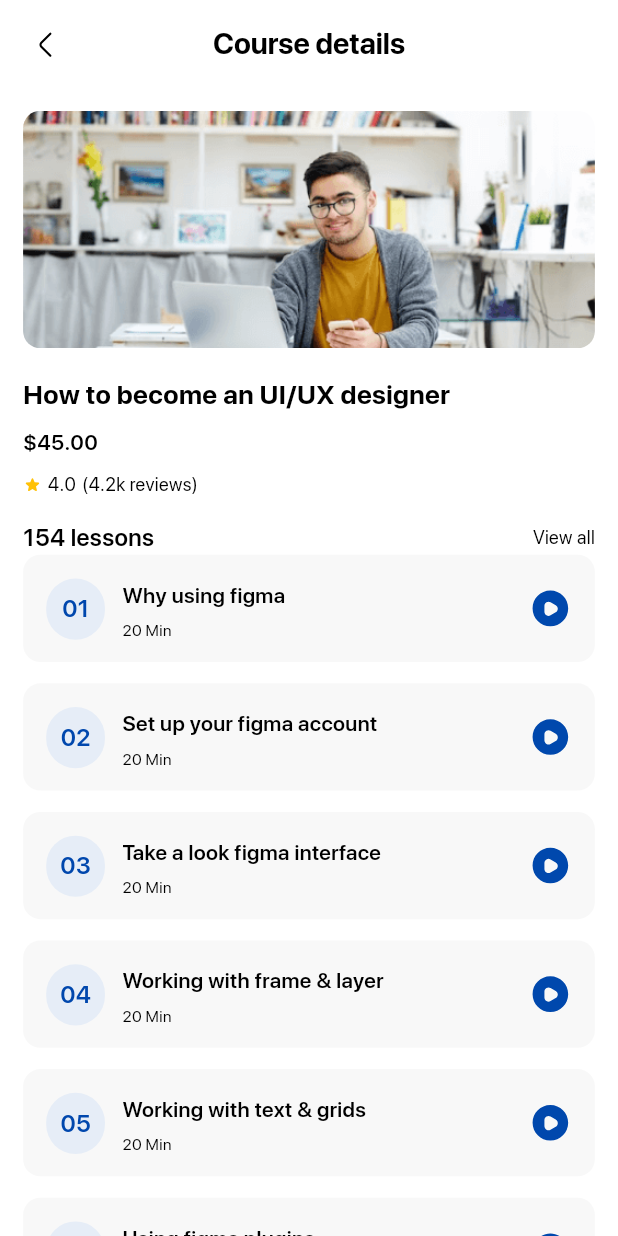
After one commit to abuubaida921/Flutter_e_learning_app, a Flutter app: the CourseDetailsScreen screen opened by its route, on a phone screen of 412 x 824 dp. The commit adds this screen. Run offline on Flutter 3.47's test engine with Material 3 defaults, Android fonts, the phone set to English and light mode, and no system bars; our stand-ins replace cached_network_image, carousel_slider, connectivity_plus, flutter_staggered_animations, flutter_svg, fluttertoast and 5 more; accounts and stored records are empty.

Commit message:
Course details Video player added

```diff
--- a/lib/core/utils/image_constant.dart
+++ b/lib/core/utils/image_constant.dart
@@ -1,5 +1,9 @@
 class ImageConstant {
+  // tick and play icon
+  static String imgPlayIcon = '$imagePath/play_icon.svg';
+  static String imgLessonTickIcon = '$imagePath/tick_icon.svg';
 
+  static String imgStar = '$imagePath/img_star.svg';
   static String imgAvtar1 = '$imagePath/img_avtar_1.svg';
   static String imgAvtar1Dark = '$imagePath/img_avtar_1_dark.svg';
 
--- /dev/null
+++ b/lib/presentation/course_details_screen/binding/course_details_binding.dart
@@ -0,0 +1,9 @@
+import '../controller/course_details_controller.dart';
+import 'package:get/get.dart';
+
+class CourseDetailsBinding extends Bindings {
+  @override
+  void dependencies() {
+    Get.lazyPut(() => CourseDetailsController());
+  }
+}
--- /dev/null
+++ b/lib/presentation/course_details_screen/controller/course_details_controller.dart
@@ -0,0 +1,8 @@
+import 'package:flutter_e_learning_app/core/app_export.dart';
+import 'package:flutter_e_learning_app/presentation/course_details_screen/models/course_details_model.dart';
+
+import '../models/widget_item_model.dart';
+
+class CourseDetailsController extends GetxController {
+ List<WidgetItemModel> lessonList =CourseDetailsModel.getLessonsList();
+}
--- /dev/null
+++ b/lib/presentation/course_details_screen/course_details_screen.dart
@@ -0,0 +1,124 @@
+import 'package:flutter/material.dart';
+import 'package:flutter_e_learning_app/core/app_export.dart';
+import 'package:flutter_e_learning_app/widgets/app_bar/appbar_leading_image.dart';
+import 'package:flutter_e_learning_app/widgets/app_bar/appbar_subtitle.dart';
+import 'package:flutter_e_learning_app/widgets/app_bar/custom_app_bar.dart';
+
+import '../course_details_screen/widgets/widget_item_widget.dart';
+import 'controller/course_details_controller.dart';
+import 'models/widget_item_model.dart';
+
+class CourseDetailsScreen extends GetWidget<CourseDetailsController> {
+  const CourseDetailsScreen({Key? key}) : super(key: key);
+
+  @override
+  Widget build(BuildContext context) {
+    mediaQueryData = MediaQuery.of(context);
+    return WillPopScope(
+      onWillPop: () async {
+        Get.back();
+        return false;
+      },
+      child: Scaffold(
+          backgroundColor: appTheme.bgColor,
+          body: SizedBox(
+              width: double.maxFinite,
+              child: Column(children: [
+                _buildHeader(),
+                SizedBox(height: 16.v),
+                Expanded(
+                    child: SingleChildScrollView(
+                        child: Padding(
+                            padding: EdgeInsets.symmetric(horizontal: 16.h),
+                            child: Column(
+                                crossAxisAlignment: CrossAxisAlignment.start,
+                                children: [
+                                  CustomImageView(
+                                      imagePath:
+                                          ImageConstant.imgGroupIndianCh2,
+                                      height: 178.v,
+                                      width: 396.h,
+                                      radius: BorderRadius.circular(12.h)),
+                                  SizedBox(height: 20.v),
+                                  Text("msg_how_to_become_an".tr,
+                                      style: CustomTextStyles.titleLarge20),
+                                  SizedBox(height: 11.v),
+                                  Text("lbl_45_00".tr,
+                                      style: CustomTextStyles.titleMedium16),
+                                  SizedBox(height: 11.v),
+                                  Row(children: [
+                                    CustomImageView(
+                                        imagePath: ImageConstant.imgStar,
+                                        height: 14.adaptSize,
+                                        width: 14.adaptSize,
+                                        margin: EdgeInsets.only(bottom: 2.v)),
+                                    Padding(
+                                        padding: EdgeInsets.only(left: 4.h),
+                                        child: Text("lbl_4_0".tr,
+                                            style: CustomTextStyles
+                                                .bodyMediumOnPrimary)),
+                                    Padding(
+                                        padding: EdgeInsets.only(left: 4.h),
+                                        child: Text("lbl_4_2k_reviews".tr,
+                                            style: CustomTextStyles
+                                                .bodyMediumOnPrimary))
+                                  ]),
+                                  SizedBox(height: 16.v),
+                                  _buildTitleAndViewAll(),
+                                  _buildWidget(),
+                                  SizedBox(height: 16.v),
+                                ]))))
+              ]))),
+    );
+  }
+
+  /// Section Widget
+  Widget _buildHeader() {
+    return Container(
+        padding: EdgeInsets.symmetric(vertical: 20.v),
+        decoration: AppDecoration.white,
+        child: CustomAppBar(
+            leadingWidth: 44.h,
+            leading: AppbarLeadingImage(
+                imagePath: ImageConstant.imgArrowLeft,
+                margin: EdgeInsets.only(left: 20.h, top: 1.v, bottom: 1.v),
+                onTap: () {
+                  onTapArrowLeft();
+                }),
+            centerTitle: true,
+            title: AppbarSubtitle(text: "lbl_course_details".tr)));
+  }
+
+  /// Section Widget
+  Widget _buildTitleAndViewAll() {
+    return Row(
+      mainAxisAlignment: MainAxisAlignment.spaceBetween,
+      children: [
+        Text("lbl_154_lessons".tr, style: theme.textTheme.titleMedium),
+        Text("lbl_view_all".tr, style: CustomTextStyles.bodyMediumOnPrimary)
+      ],
+    );
+  }
+
+  /// Section Widget
+  Widget _buildWidget() {
+    return ListView.separated(
+      shrinkWrap: true,
+      primary: false,
+      separatorBuilder: (context, index) {
+        return SizedBox(height: 16.v);
+      },
+      itemCount: controller.lessonList.length,
+      itemBuilder: (context, index) {
+        WidgetItemModel model = controller.lessonList[index];
+        return WidgetItemWidget(model);
+      },
+    );
+  }
+
+
+  /// Navigates to the previous screen.
+  onTapArrowLeft() {
+    Get.back();
+  }
+}
--- /dev/null
+++ b/lib/presentation/course_details_screen/models/course_details_model.dart
@@ -0,0 +1,67 @@
+import 'widget_item_model.dart';
+
+
+class CourseDetailsModel {
+
+ static List<WidgetItemModel> getLessonsList(){
+  return [
+   WidgetItemModel("Why using figma", "20 Min", false, 01),
+    WidgetItemModel("Set up your figma account", "20 Min", false, 02),
+    WidgetItemModel("Take a look figma interface", "20 Min", false, 03),
+    WidgetItemModel("Working with frame & layer", "20 Min", false, 04),
+    WidgetItemModel("Working with text & grids", "20 Min", false, 05),
+    WidgetItemModel("Using figma plugins", "20 Min", false, 06),
+    WidgetItemModel("User interface for websites", "20 Min", false, 07),
+    WidgetItemModel("Designing the overall website", "20 Min", false, 08),
+    WidgetItemModel("Creating digital illustrations", "20 Min", false, 09),
+  ];
+ }
+
+  // Rx<List<WidgetItemModel>> widgetItemList = Rx([
+  //   WidgetItemModel(
+  //       widget: "01".obs,
+  //       whyUsingFigma: "Why using figma".obs,
+  //       time: "20 Min".obs,
+  //       image: ImageConstant.imgCheckmarkPrimary.obs),
+  //   WidgetItemModel(
+  //       widget: "02".obs,
+  //       whyUsingFigma: "Set up your figma account".obs,
+  //       time: "20 Min".obs,
+  //       image: ImageConstant.imgCheckmarkPrimary.obs),
+  //   WidgetItemModel(
+  //       widget: "03".obs,
+  //       whyUsingFigma: "Take a look figma interface".obs,
+  //       time: "20 Min".obs,
+  //       image: ImageConstant.imgCheckmarkPrimary.obs),
+  //   WidgetItemModel(
+  //       widget: "04".obs,
+  //       whyUsingFigma: "Working with frame & layer".obs,
+  //       time: "20 Min".obs,
+  //       image: ImageConstant.imgCheckmarkPrimary.obs),
+  //   WidgetItemModel(
+  //       widget: "05".obs,
+  //       whyUsingFigma: "Working with text & grids".obs,
+  //       time: "20 Min".obs,
+  //       image: ImageConstant.imgPlay.obs),
+  //   WidgetItemModel(
+  //       widget: "06".obs,
+  //       whyUsingFigma: "Using figma plugins".obs,
+  //       time: "20 Min".obs,
+  //       image: ImageConstant.imgPlay.obs),
+  //   WidgetItemModel(
+  //       widget: "07".obs,
+  //       whyUsingFigma: "User interface for websites".obs,
+  //       time: "20 Min".obs,
+  //       image: ImageConstant.imgPlay.obs),
+  //   WidgetItemModel(
+  //       widget: "08".obs,
+  //       whyUsingFigma: "Designing the overall website".obs,
+  //       time: "20 Min".obs,
+  //       image: ImageConstant.imgPlay.obs),
+  //   WidgetItemModel(
+  //       widget: "04".obs,
+  //       whyUsingFigma: "Creating digital illustrations".obs,
+  //       time: "20 Min".obs,
+  //       image: ImageConstant.imgPlay.obs)
+  // ]);
+}
--- /dev/null
+++ b/lib/presentation/course_details_screen/models/widget_item_model.dart
@@ -0,0 +1,8 @@
+
+class WidgetItemModel {
+  String? title;
+  String? min;
+  bool? isComplete;
+  int? lessonNo;
+  WidgetItemModel(this.title, this.min, this.isComplete, this.lessonNo);
+}
--- /dev/null
+++ b/lib/presentation/course_details_screen/widgets/widget_item_widget.dart
@@ -0,0 +1,103 @@
+import 'package:flutter/services.dart';
+
+import '../../video_screen/video_screen/controller/video_controller.dart';
+import '../controller/course_details_controller.dart';
+import '../models/widget_item_model.dart';
+import 'package:flutter/material.dart';
+import 'package:flutter_e_learning_app/core/app_export.dart';
+
+// ignore: must_be_immutable
+class WidgetItemWidget extends StatefulWidget {
+  WidgetItemWidget(
+    this.widgetItemModelObj, {
+    Key? key,
+  }) : super(
+          key: key,
+        );
+
+  WidgetItemModel widgetItemModelObj;
+
+  @override
+  State<WidgetItemWidget> createState() => _WidgetItemWidgetState();
+}
+
+class _WidgetItemWidgetState extends State<WidgetItemWidget> {
+  VideoController vidioController = Get.put(VideoController());
+  var controller = Get.find<CourseDetailsController>();
+
+  @override
+  Widget build(BuildContext context) {
+    return GestureDetector(
+      onTap: (){
+        vidioController.youtubeUrl = "https://www.youtube.com/watch?v=0Sg6QHmlFJE";
+        Get.toNamed(
+          AppRoutes.videoScreen,
+        )!
+            .then((value) {
+          Future.delayed(Duration(milliseconds: 100), () {
+            SystemChrome.setEnabledSystemUIMode(SystemUiMode.manual,
+                overlays: [SystemUiOverlay.bottom, SystemUiOverlay.top]);
+          });
+        });
+      },
+      child: Container(
+        padding: EdgeInsets.symmetric(
+          horizontal: 16.h,
+          vertical: 15.v,
+        ),
+        decoration: AppDecoration.fillGray.copyWith(
+          borderRadius: BorderRadiusStyle.roundedBorder12,
+        ),
+        child: Row(
+          mainAxisAlignment: MainAxisAlignment.center,
+          children: [
+            Container(
+              width: 44.adaptSize,
+              margin: EdgeInsets.only(top: 1.v),
+              padding: EdgeInsets.symmetric(
+                horizontal: 0.h,
+                vertical: 10.v,
+              ),
+              decoration: AppDecoration.fillIndigo5002.copyWith(
+                borderRadius: BorderRadiusStyle.circleBorder24,
+              ),
+              child:Center(
+                child: Text(
+                  widget.widgetItemModelObj.lessonNo!.toString().padLeft(2, '0'),
+                  style: CustomTextStyles.titleMediumPrimary_1,
+                ),
+              ),
+            ),
+            Padding(
+              padding: EdgeInsets.only(
+                left: 12.h,
+                top: 4.v,
+              ),
+              child: Column(
+                crossAxisAlignment: CrossAxisAlignment.start,
+                children: [
+                  Text(
+                    widget.widgetItemModelObj.title!,
+                    style: CustomTextStyles.titleMediumBlack900,
+                  ),
+                  SizedBox(height: 7.v),
+                  Text(
+                    widget.widgetItemModelObj.min!,
+                    style: CustomTextStyles.bodySmallBlack900,
+                  ),
+                ],
+              ),
+            ),
+            Spacer(),
+            CustomImageView(
+              imagePath: widget.widgetItemModelObj.isComplete!?ImageConstant.imgLessonTickIcon:ImageConstant.imgPlayIcon,
+              height: 32.adaptSize,
+              width: 32.adaptSize,
+              margin: EdgeInsets.symmetric(vertical: 7.v),
+            ),
+          ],
+        ),
+      ),
+    );
+  }
+}
--- a/lib/presentation/my_courses1_page/models/my_courses1_model.dart
+++ b/lib/presentation/my_courses1_page/models/my_courses1_model.dart
@@ -10,6 +10,7 @@ class MyCourses1Model {
       FundlistItemModel(ImageConstant.imgGroupIndianCh4, "Learn at your own pace, anywhere in the world", "2 hrs 30 min", "90",false),
       FundlistItemModel(ImageConstant.imgGroupIndianCh5, "Learn at your own pace, in your own time", "2 hrs 30 min", "98",false),
       FundlistItemModel(ImageConstant.imgGroupIndianCh115x174, "How e-learning can help you achieve your goals", "2 hrs 30 min", "40",false),
+      FundlistItemModel(ImageConstant.imgGroupIndianCh3, "How e-learning can help you achieve your goals", "2 hrs 30 min", "40",false),
     ];
   }
 }
--- a/lib/presentation/my_courses1_page/my_courses1_page.dart
+++ b/lib/presentation/my_courses1_page/my_courses1_page.dart
@@ -110,8 +110,8 @@ class _MyCourses1PageState extends State<MyCourses1Page> {
 
   /// Navigates to the courseDetailsScreen when the action is triggered.
   onTapFund() {
-    // Get.toNamed(
-    //   AppRoutes.courseDetailsScreen,
-    // );
+    Get.toNamed(
+      AppRoutes.courseDetailsScreen,
+    );
   }
 }
--- /dev/null
+++ b/lib/presentation/video_screen/video_screen/binding/video_binding.dart
@@ -0,0 +1,13 @@
+import '../controller/video_controller.dart';
+import 'package:get/get.dart';
+
+/// A binding class for the VideoScreen.
+///
+/// This class ensures that the VideoController is created when the
+/// VideoScreen is first loaded.
+class VideoBinding extends Bindings {
+  @override
+  void dependencies() {
+    Get.lazyPut(() => VideoController());
+  }
+}
--- /dev/null
+++ b/lib/presentation/video_screen/video_screen/controller/video_controller.dart
@@ -0,0 +1,15 @@
+
+
+import 'package:get/get.dart';
+
+import '../models/video_model.dart';
+
+/// A controller class for the VideoScreen.
+///
+/// This class manages the state of the VideoScreen, including the
+/// current videoModelObj
+class VideoController extends GetxController {
+  Rx<VideoModel> videoModelObj = VideoModel().obs;
+  String youtubeUrl = "";
+
+}
--- /dev/null
+++ b/lib/presentation/video_screen/video_screen/models/video_model.dart
@@ -0,0 +1,3 @@
+/// This class defines the variables used in the [video_screen],
+/// and is typically used to hold data that is passed between different parts of the application.
+class VideoModel { }
--- a/lib/routes/app_routes.dart
+++ b/lib/routes/app_routes.dart
@@ -1,6 +1,8 @@
 import 'package:get/get_navigation/src/routes/get_route.dart';
 import 'package:get/get_navigation/src/routes/transitions_type.dart';
 
+import '../presentation/course_details_screen/binding/course_details_binding.dart';
+import '../presentation/course_details_screen/course_details_screen.dart';
 import '../presentation/favorite_screen/binding/favorite_binding.dart';
 import '../presentation/favorite_screen/favorite_screen.dart';
 import '../presentation/home_screen_container_screen/binding/home_screen_container_binding.dart';
@@ -15,19 +17,16 @@ import '../presentation/sign_up_screen/binding/sign_up_binding.dart';
 import '../presentation/sign_up_screen/sign_up_screen.dart';
 import '../presentation/splash_screen/binding/splash_binding.dart';
 import '../presentation/splash_screen/splash_screen.dart';
+import '../presentation/video_screen/video_screen/binding/video_binding.dart';
+import '../presentation/video_screen/video_screen/video_screen.dart';
 
 class AppRoutes {
-
+  static const String videoScreen = '/VideoScreen';
   static const String initialRoute = '/initialRoute';
-
   static const String onboarding1Screen = '/onboarding1_screen';
-
   static const String logInScreen = '/log_in_screen';
-
   static const String homeScreenContainerScreen = '/home_screen_container_screen';
-
   static const String signUpScreen = '/sign_up_screen';
-
   static const String courseDetailsAboutScreen = '/course_details_about_screen';
   static const String homeScreenPage = '/home_screen_page';
   static const String myCourses1Page = '/my_courses1_page';
@@ -36,8 +35,18 @@ class AppRoutes {
   static const String profileTabContainerPage = '/profile_tab_container_page';
   static const String favoriteScreen = '/favorite_screen';
   static const String myCoursesScreen = '/my_courses_screen';
+  static const String courseDetailsScreen = '/course_details_screen';
 
   static List<GetPage> pages = [
+
+    GetPage(
+      transition: Transition.rightToLeft,
+      name: videoScreen,
+      page: () => VideoScreen(),
+      bindings: [
+        VideoBinding()
+      ],
+    ),
     GetPage(
       transition: Transition.rightToLeft,
       name: initialRoute,
@@ -94,5 +103,13 @@ class AppRoutes {
         MyCoursesBinding(),
       ],
     ),
+    GetPage(
+      transition: Transition.rightToLeft,
+      name: courseDetailsScreen,
+      page: () => CourseDetailsScreen(),
+      bindings: [
+        CourseDetailsBinding(),
+      ],
+    ),
   ];
 }
--- a/pubspec.yaml
+++ b/pubspec.yaml
@@ -48,6 +48,8 @@ dependencies:
 
   carousel_slider: ^4.2.1
   percent_indicator: ^4.2.3
+  youtube_player_flutter: ^8.1.2
+  visibility_detector: ^0.4.0+2
 
 
 dev_dependencies:
```
Also changed, not shown: lib/presentation/video_screen/video_screen/video_screen.dart (added, +235 -0 lines), pubspec.lock.
